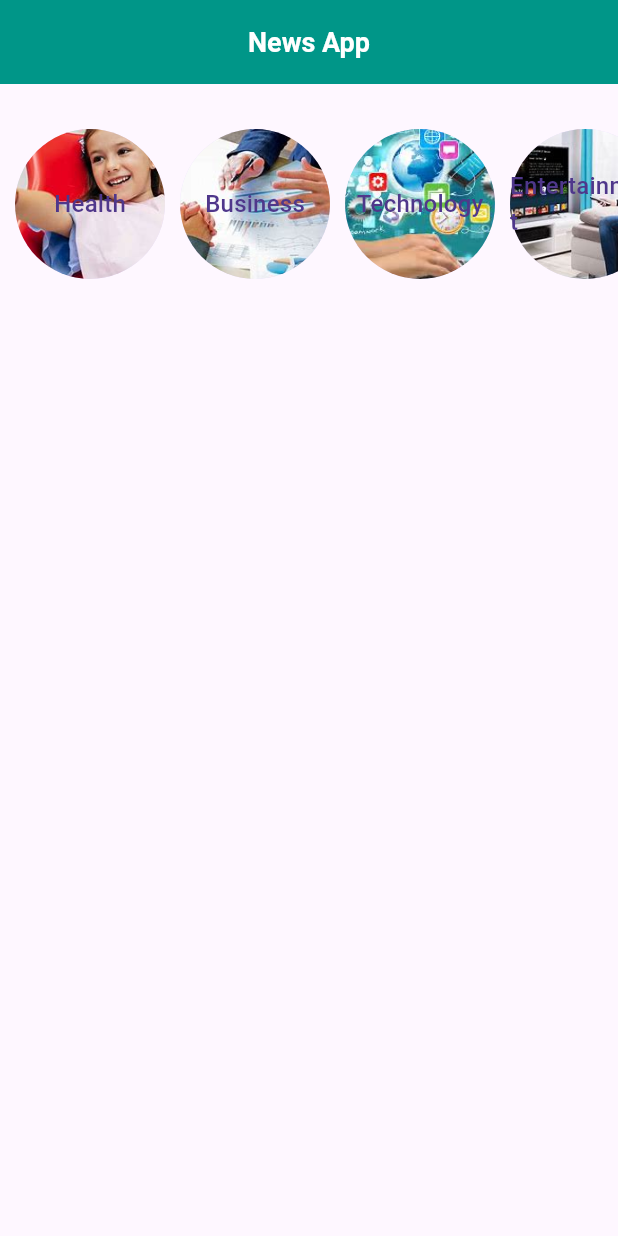
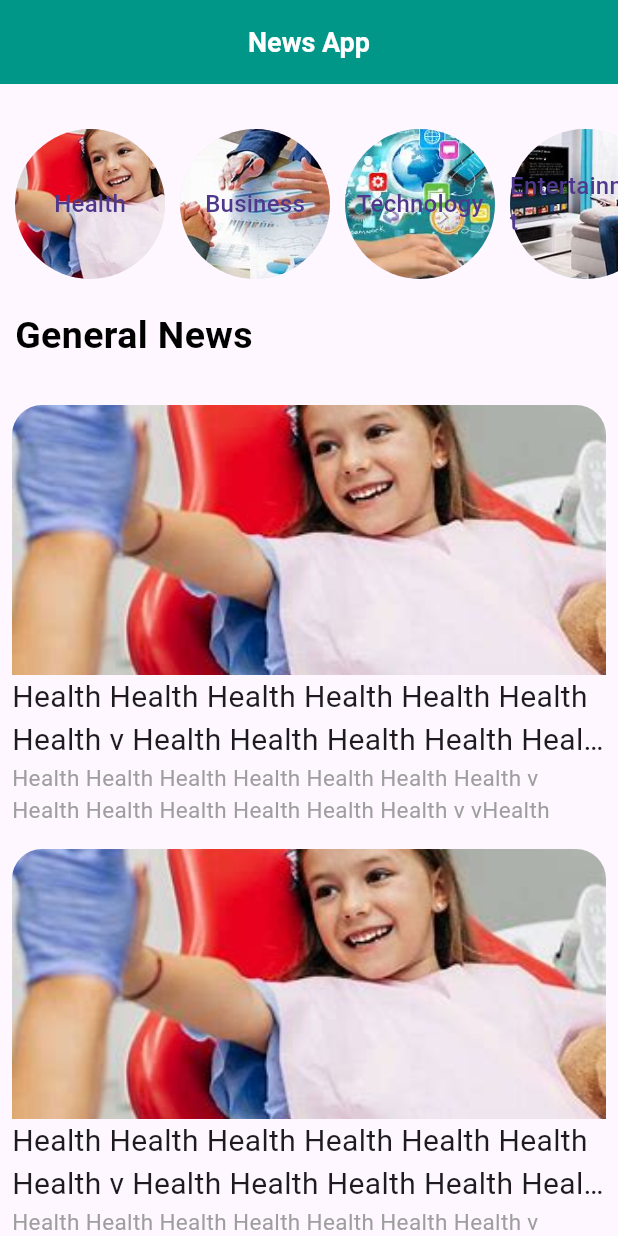
Before and after one commit to enasib556/NewsCreative, a Flutter app: the screen it shows after launch, on a phone screen of 412 x 824 dp. Run offline on Flutter 3.47's test engine with Material 3 defaults, Android fonts, the phone set to English and light mode, and no system bars.

Commit message:
manar update

```diff
--- a/lib/main.dart
+++ b/lib/main.dart
@@ -1,5 +1,6 @@
 import 'package:flutter/material.dart';
-import 'package:news_creative/screens/home_page.dart';
+import 'package:news_creative/screens/homePage.dart';
+
 //000
 void main()
 {
@@ -10,9 +11,9 @@ class NewsApp extends StatelessWidget {
 
   @override
   Widget build(BuildContext context) {
-    return const MaterialApp(
+    return  MaterialApp(
       debugShowCheckedModeBanner: false,
-      home: HomePage()
+      home: Homepage()
     );
   }
 }
--- /dev/null
+++ b/lib/model/articleModel.dart
@@ -0,0 +1,21 @@
+class Articlemodel {
+  final String title;
+  final String description;
+  final String urlToImage;
+
+  Articlemodel(
+      {required this.title,
+      required this.description,
+      required this.urlToImage});
+
+  factory Articlemodel.fromjson(Map<String, dynamic> json) {
+    return Articlemodel(
+      title: json['title'],
+      description: json['description'],
+      urlToImage: json['urlToImage'],
+    );
+  }
+}
+//manar
+//bbbbbbbbbbbbbbbbbb
+//mmmmmmmmmm
--- /dev/null
+++ b/lib/screens/homePage.dart
@@ -0,0 +1,53 @@
+import 'package:flutter/material.dart';
+
+import '../widget/articlesListView.dart';
+import '../widget/catgory_list.dart';
+
+class Homepage extends StatelessWidget {
+  const Homepage({super.key});
+
+  @override
+  Widget build(BuildContext context) {
+    return Scaffold(
+      appBar: AppBar(
+        centerTitle: true,
+        backgroundColor: Colors.teal,
+        title: const Text(
+          'News App',
+          style: TextStyle(
+            color: Colors.white,
+            fontSize: 18,
+            fontWeight: FontWeight.bold,
+          ),
+        ),
+      ),
+      body: const CustomScrollView(
+        slivers: [
+          const SliverToBoxAdapter(
+            child: CatgoryList(),
+          ),
+          SliverToBoxAdapter(
+            child: Padding(
+              padding: EdgeInsets.only(
+                left: 10,
+              ),
+              child: Text(
+                "General News",
+                style: TextStyle(
+                    fontSize: 25,
+                    fontWeight: FontWeight.bold,
+                    color: Colors.black),
+              ),
+            ),
+          ),
+          SliverToBoxAdapter(
+            child: SizedBox(
+              height: 20,
+            ),
+          ),
+          Articleslistview(),
+        ],
+      ),
+    );
+  }
+}
--- a/lib/screens/home_page.dart
+++ /dev/null
@@ -1,20 +0,0 @@
-import 'package:flutter/material.dart';
-
-import '../widget/catgory_list.dart';
-import '../widget/catgory_widget.dart';
-
-class HomePage extends StatelessWidget {
-  const HomePage({super.key});
-
-  @override
-  Widget build(BuildContext context) {
-    return Scaffold(
-      appBar: AppBar(
-        title: const Text('News App',style:TextStyle(color: Colors.white,fontSize: 18,fontWeight: FontWeight.bold) ,),
-        centerTitle: true,
-        backgroundColor: Colors.teal,
-      ),
-      body: const CatgoryList()
-    );
-  }
-}
--- /dev/null
+++ b/lib/widget/articleWidget.dart
@@ -0,0 +1,47 @@
+import 'package:flutter/material.dart';
+
+class Articlewidget extends StatelessWidget {
+  const Articlewidget({super.key});
+
+  @override
+  Widget build(BuildContext context) {
+    return Padding(
+      padding: const EdgeInsets.all(8.0),
+      child: Column(
+        children: [
+          Container(
+            height: 180,
+            width: double.infinity,
+            decoration: BoxDecoration(
+                borderRadius: BorderRadius.only(
+                  topLeft: Radius.circular(20),
+                  topRight: Radius.circular(20),
+                ),
+                image: DecorationImage(
+                    image: AssetImage('assets/health.jpeg'),
+                    fit: BoxFit.cover)),
+          ),
+          Text(
+            maxLines: 2,
+            overflow: TextOverflow.ellipsis,
+            "Health Health Health Health Health Health Health v Health Health Health Health Health Health v vHealth",
+            style: TextStyle(
+              fontSize: 20,
+              fontWeight: FontWeight.w400,
+            ),
+          ),
+          Text(
+            maxLines: 2,
+            overflow: TextOverflow.ellipsis,
+            "Health Health Health Health Health Health Health v Health Health Health Health Health Health v vHealth",
+            style: TextStyle(
+              fontSize: 15,
+              fontWeight: FontWeight.w400,
+              color: Colors.grey,
+            ),
+          )
+        ],
+      ),
+    );
+  }
+}
--- /dev/null
+++ b/lib/widget/articlesListView.dart
@@ -0,0 +1,24 @@
+import 'package:flutter/material.dart';
+
+
+import 'articleWidget.dart';
+
+class Articleslistview extends StatefulWidget {
+  const Articleslistview({
+    super.key,
+  });
+
+  @override
+  State<Articleslistview> createState() => _ArticleslistviewState();
+}
+
+class _ArticleslistviewState extends State<Articleslistview> {
+  @override
+  Widget build(BuildContext context) {
+    return SliverList.builder(
+        itemBuilder: (context, index) {
+          return Articlewidget();
+        },
+        itemCount: 30);
+  }
+}
```
Also changed, not shown: pubspec.lock.
